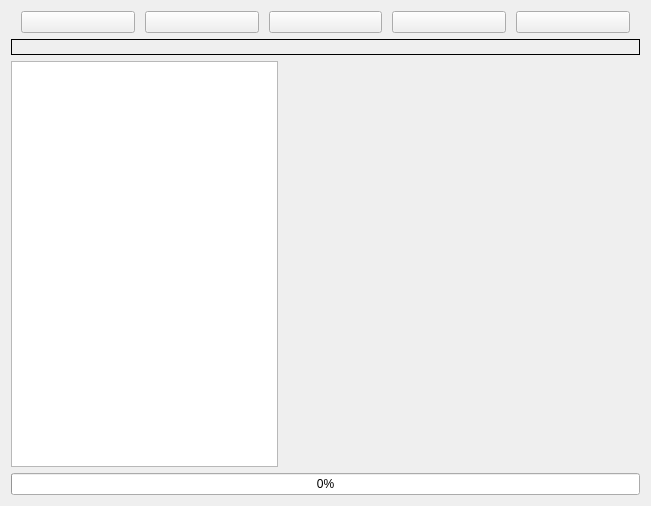
Before: the Qt Designer form dialogy/multivideolicovani.ui in RaphCucul/Image-registration-GUI, drawn with Qt 5.
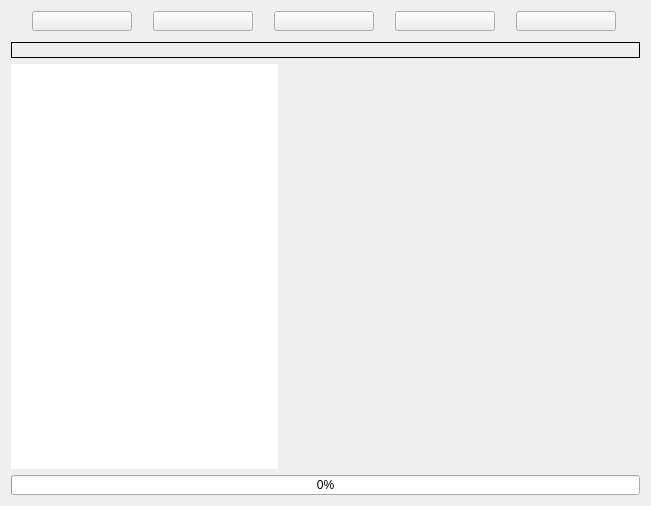
After: the same form once the commit is applied.

Patch:
```diff
--- a/dialogy/multivideolicovani.ui
+++ b/dialogy/multivideolicovani.ui
@@ -25,8 +25,17 @@
      <property name="rightMargin">
       <number>10</number>
      </property>
+     <property name="bottomMargin">
+      <number>5</number>
+     </property>
      <item>
       <widget class="QPushButton" name="chooseMultiVPB">
+       <property name="maximumSize">
+        <size>
+         <width>100</width>
+         <height>20</height>
+        </size>
+       </property>
        <property name="styleSheet">
         <string notr="true">QPushButton:pressed {
     border-style: inset;
@@ -39,6 +48,12 @@
      </item>
      <item>
       <widget class="QPushButton" name="chooseFolderPB">
+       <property name="maximumSize">
+        <size>
+         <width>100</width>
+         <height>20</height>
+        </size>
+       </property>
        <property name="styleSheet">
         <string notr="true">QPushButton:pressed {
     border-style: inset;
@@ -51,6 +66,12 @@
      </item>
      <item>
       <widget class="QPushButton" name="deleteChosenPB">
+       <property name="maximumSize">
+        <size>
+         <width>100</width>
+         <height>20</height>
+        </size>
+       </property>
        <property name="styleSheet">
         <string notr="true">QPushButton:pressed {
     border-style: inset;
@@ -63,6 +84,12 @@
      </item>
      <item>
       <widget class="QPushButton" name="registratePB">
+       <property name="maximumSize">
+        <size>
+         <width>100</width>
+         <height>20</height>
+        </size>
+       </property>
        <property name="styleSheet">
         <string notr="true">QPushButton:pressed {
     border-style: inset;
@@ -75,6 +102,12 @@
      </item>
      <item>
       <widget class="QPushButton" name="saveResultsPB">
+       <property name="maximumSize">
+        <size>
+         <width>100</width>
+         <height>20</height>
+        </size>
+       </property>
        <property name="styleSheet">
         <string notr="true">QPushButton:pressed {
     border-style: inset;
@@ -91,6 +124,12 @@
     <layout class="QGridLayout" name="gridLayout" columnstretch="3,4" columnminimumwidth="0,0">
      <item row="1" column="0">
       <widget class="QTableWidget" name="listOfVideos">
+       <property name="frameShape">
+        <enum>QFrame::NoFrame</enum>
+       </property>
+       <property name="frameShadow">
+        <enum>QFrame::Raised</enum>
+       </property>
        <property name="sizeAdjustPolicy">
         <enum>QAbstractScrollArea::AdjustToContents</enum>
        </property>
@@ -131,6 +170,12 @@
      </item>
      <item row="2" column="0" colspan="2">
       <widget class="QProgressBar" name="progressBar">
+       <property name="maximumSize">
+        <size>
+         <width>16777215</width>
+         <height>20</height>
+        </size>
+       </property>
        <property name="value">
         <number>0</number>
        </property>
@@ -141,6 +186,12 @@
      </item>
      <item row="0" column="0" colspan="2">
       <widget class="QLabel" name="actualVideoLB">
+       <property name="maximumSize">
+        <size>
+         <width>16777215</width>
+         <height>20</height>
+        </size>
+       </property>
        <property name="frameShape">
         <enum>QFrame::Box</enum>
        </property>
```
Left out of the diff: 10 changed lines with no effect on the pictures.
